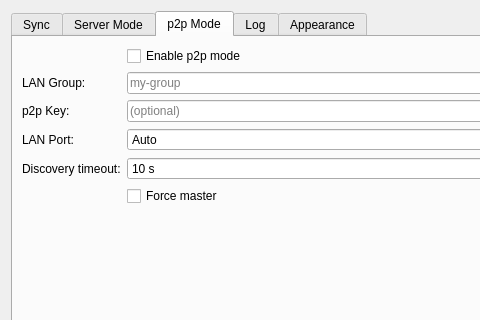
Before: the Qt Designer form hsync_desktop/ui/settings_dialog.ui in albertsdk/hsync-desktop, drawn with Qt 5; both pictures show x 0 to 480 and y 0 to 320 of the 640 by 480 pixel window.
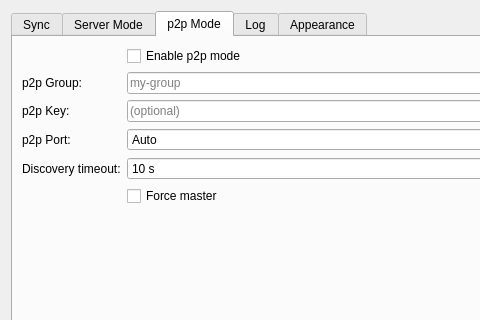
After: the same form once the commit is applied. The open tabs and pages were chosen to show the change. Icons and pictures are not drawn.

What changed in the file:
```diff
--- a/hsync_desktop/ui/settings_dialog.ui
+++ b/hsync_desktop/ui/settings_dialog.ui
@@ -340,7 +340,7 @@
        <item row="1" column="0">
         <widget class="QLabel" name="lblP2pGroup">
          <property name="text">
-          <string>LAN Group:</string>
+          <string>p2p Group:</string>
          </property>
         </widget>
        </item>
@@ -371,7 +371,7 @@
        <item row="3" column="0">
         <widget class="QLabel" name="lblP2pPort">
          <property name="text">
-          <string>LAN Port:</string>
+          <string>p2p Port:</string>
          </property>
         </widget>
        </item>
```
Left out of the diff: 2 changed lines with no effect on the pictures.
